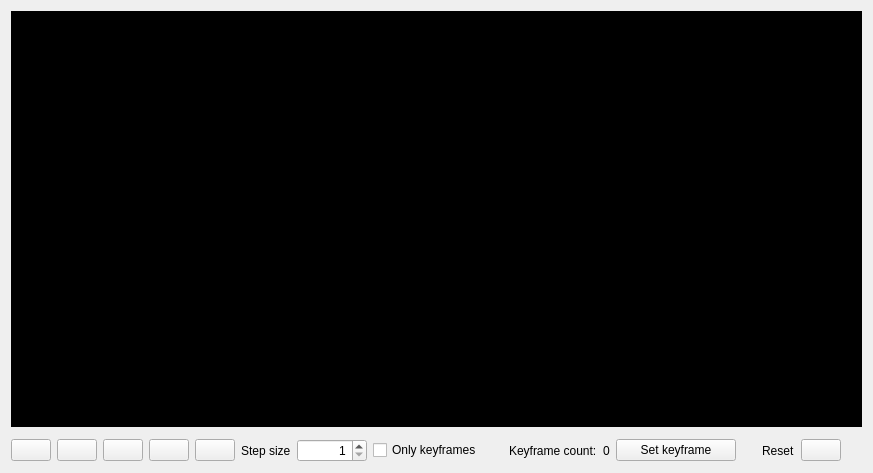
This is iVS3D/src/iVS3D-core/view/videoplayer.ui in iVS3D/iVS3D as Qt 5 draws it before an edit. The edited form follows.
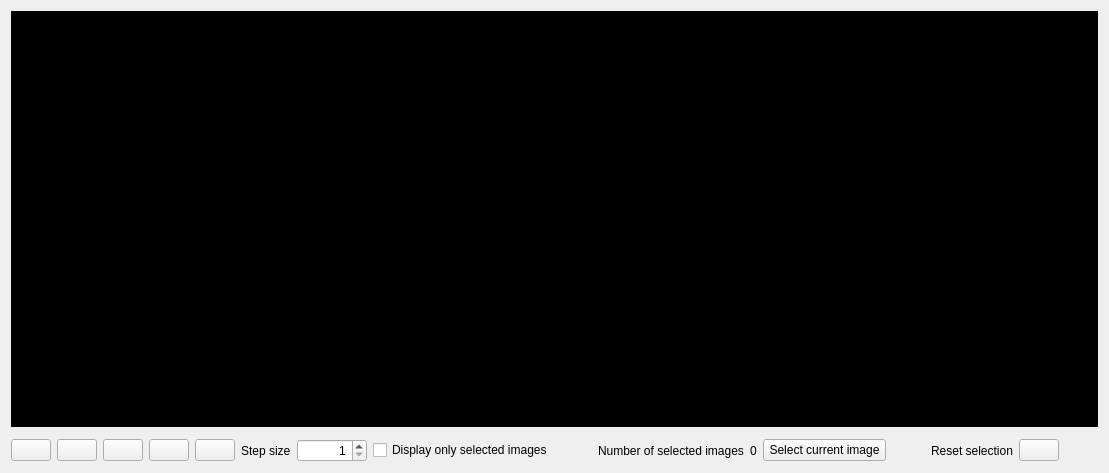
This is the edited form. Icons and pictures are not drawn.

The edit to the form file:
```diff
--- a/iVS3D/src/iVS3D-core/view/videoplayer.ui
+++ b/iVS3D/src/iVS3D-core/view/videoplayer.ui
@@ -6,7 +6,7 @@
    <rect>
     <x>0</x>
     <y>0</y>
-    <width>873</width>
+    <width>1109</width>
     <height>473</height>
    </rect>
   </property>
@@ -227,7 +227,7 @@
      <item>
       <widget class="QCheckBox" name="checkBox_onlyKeyframes">
        <property name="text">
-        <string>Only keyframes</string>
+        <string>Display only selected images</string>
        </property>
       </widget>
      </item>
@@ -247,7 +247,7 @@
      <item>
       <widget class="QLabel" name="label">
        <property name="text">
-        <string>Keyframe count:</string>
+        <string>Number of selected images</string>
        </property>
       </widget>
      </item>
@@ -273,7 +273,7 @@
         </size>
        </property>
        <property name="text">
-        <string>Set keyframe</string>
+        <string> Select current image </string>
        </property>
       </widget>
      </item>
@@ -293,7 +293,7 @@
      <item>
       <widget class="QLabel" name="label_2">
        <property name="text">
-        <string>Reset</string>
+        <string>Reset selection</string>
        </property>
       </widget>
      </item>
```
